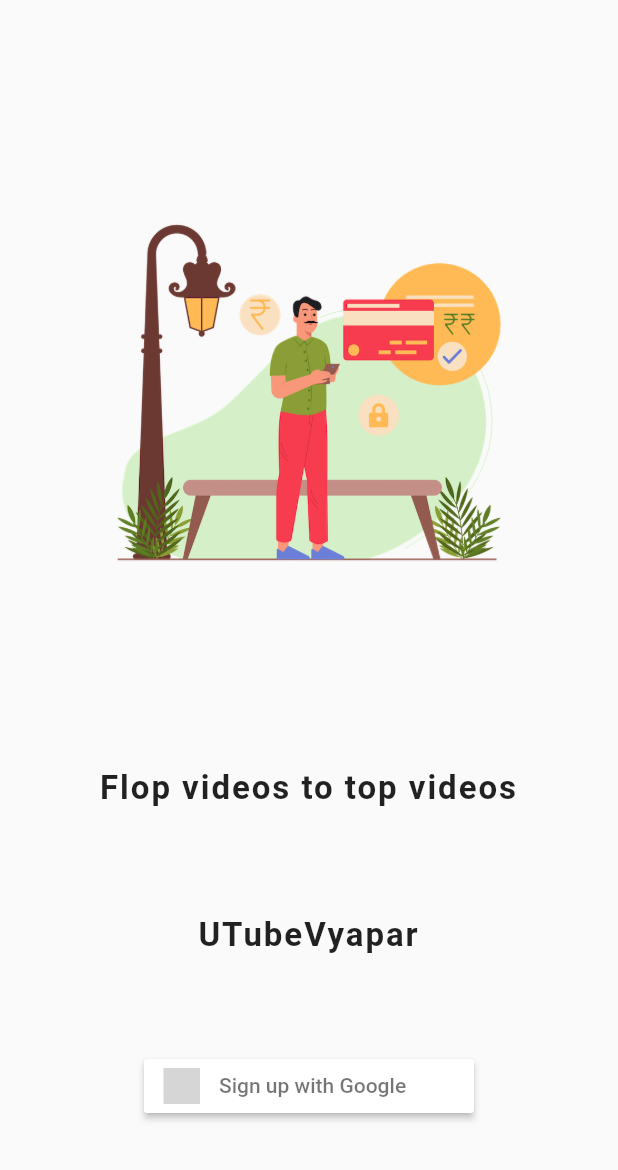
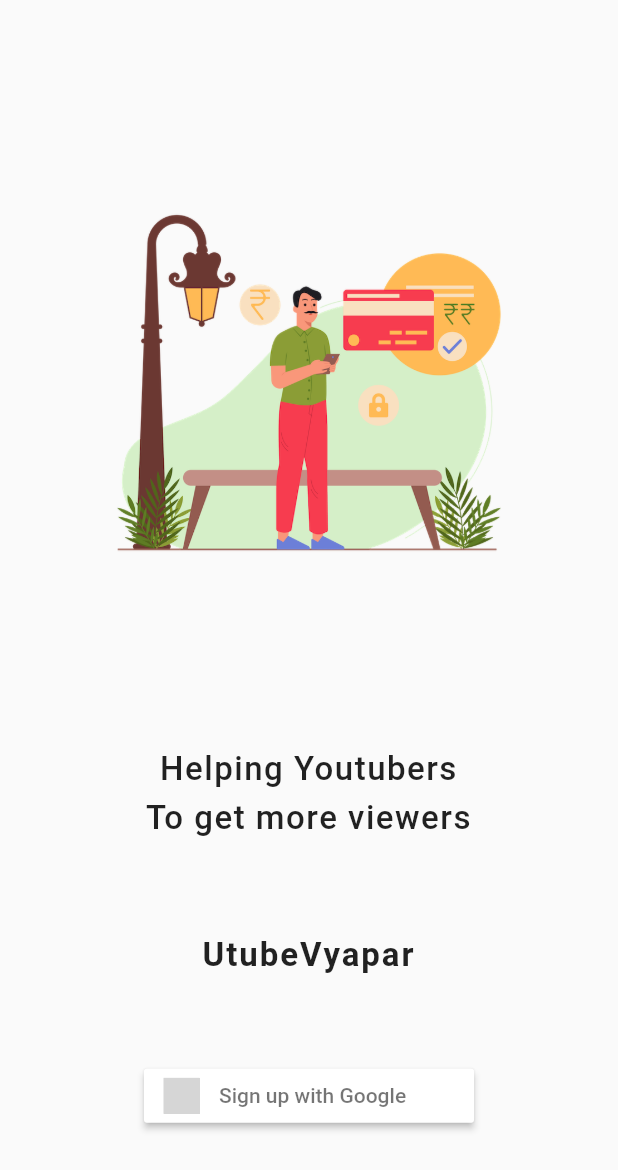
Before and after one commit to ashish1500616/utubeVyapar, a Flutter app: the screen it shows after launch, on a phone screen of 412 x 824 dp. Shown: the top 1170 px of the screen. Run offline on Flutter 3.47's test engine with Material 2 defaults, Android fonts, the phone set to English and light mode, and no system bars; our stand-ins replace circular_countdown_timer, firebase_auth, firebase_core, flutter_form_builder, flutter_signin_button, flutter_spinkit and 6 more; accounts and stored records are empty; grey boxes are pictures that could not be loaded.

Commit message:
Made some ui changes.

```diff
--- a/lib/views/welcome.dart
+++ b/lib/views/welcome.dart
@@ -27,16 +27,16 @@ class Welcome extends StatelessWidget {
               height: MediaQuery.of(context).size.height * .45,
             ),
             Text(
-              "Flop videos to top videos",
+              "Helping Youtubers \nTo get more viewers",
               textAlign: TextAlign.center,
               style: TextStyle(
-                  fontWeight: FontWeight.w600,
+                  fontWeight: FontWeight.w500,
                   height: 1.5,
                   fontSize: 22,
-                  letterSpacing: 1.3),
+                  letterSpacing: 1),
             ),
             Text(
-              "UTubeVyapar",
+              "UtubeVyapar",
               textAlign: TextAlign.center,
               style: TextStyle(
                   fontWeight: FontWeight.w600,
```
Also changed, not shown: lib/views/homepage.dart (+45 -6 lines).
